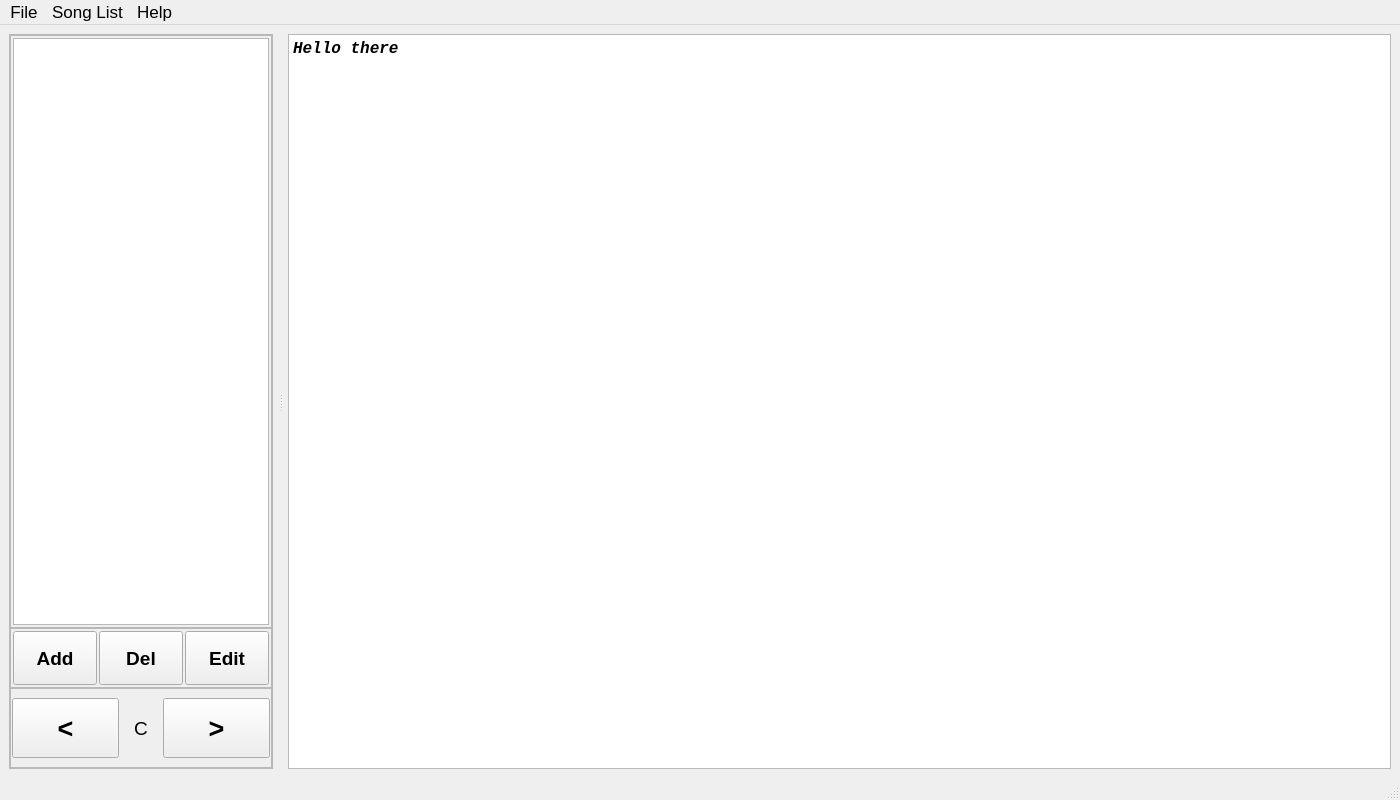
First picture: the form in MainWindow.ui, repository carlbeech/OpenSongViewer, before the edit.
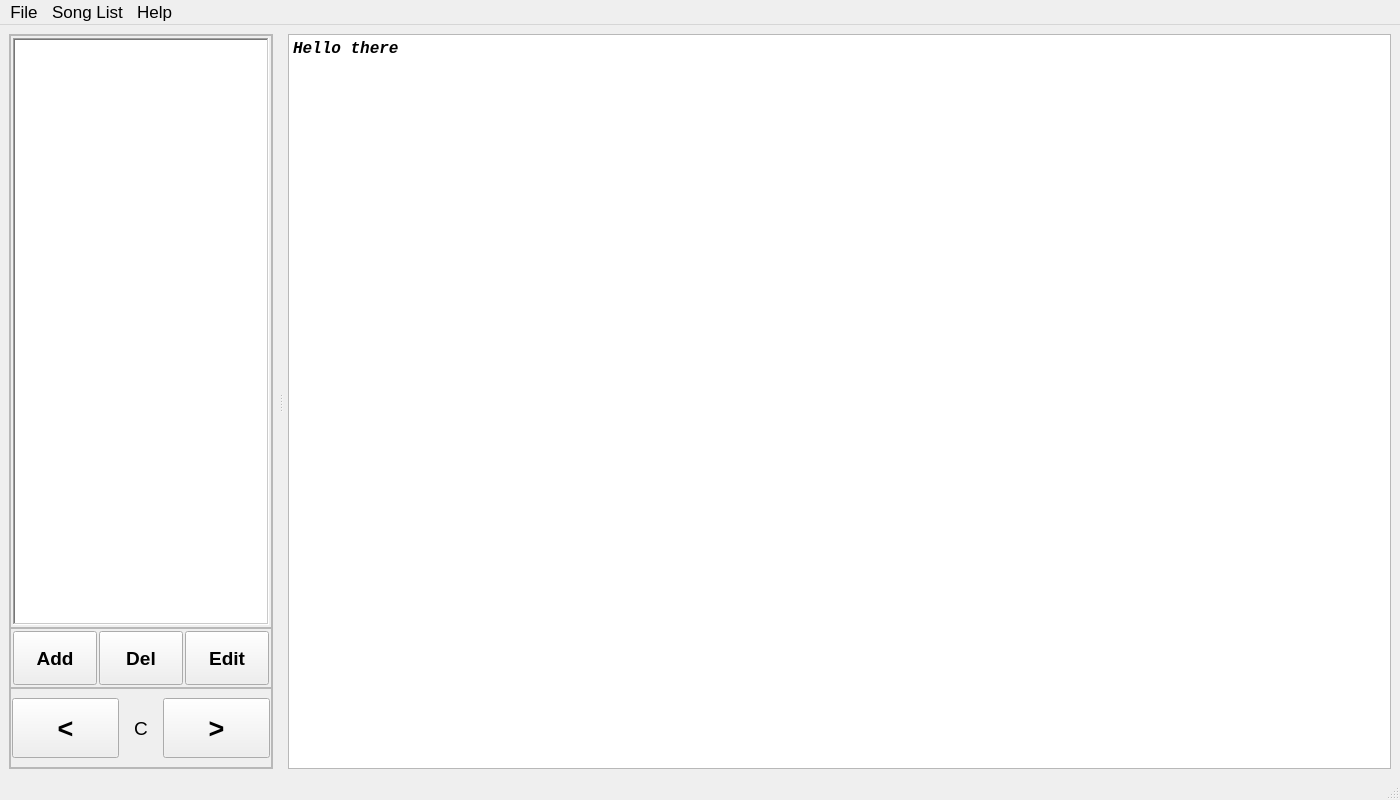
Second picture: the form after the edit.

Commit message: Version 0.4 - Preferences now allows you to select number of lines to a page (column split) - When editing an existing file, program now preserves other information from the file (e.g. author, CCLI number etc) that may have been entered by OpenSong main program. If the song is a new song, then all fields are left blank apart from Song Title, Lyrics and (base) key.

The edit to the form file:
```diff
--- a/MainWindow.ui
+++ b/MainWindow.ui
@@ -120,12 +120,27 @@
              <property name="font">
               <font>
                <family>Arial</family>
-               <pointsize>13</pointsize>
+               <pointsize>15</pointsize>
               </font>
              </property>
+             <property name="styleSheet">
+              <string notr="true"/>
+             </property>
+             <property name="frameShape">
+              <enum>QFrame::WinPanel</enum>
+             </property>
+             <property name="frameShadow">
+              <enum>QFrame::Sunken</enum>
+             </property>
+             <property name="lineWidth">
+              <number>1</number>
+             </property>
              <property name="dragDropMode">
               <enum>QAbstractItemView::InternalMove</enum>
              </property>
+             <property name="flow">
+              <enum>QListView::TopToBottom</enum>
+             </property>
              <property name="isWrapping" stdset="0">
               <bool>false</bool>
              </property>
@@ -138,7 +153,7 @@
              <property name="gridSize">
               <size>
                <width>0</width>
-               <height>100</height>
+               <height>80</height>
               </size>
              </property>
             </widget>
```
The commit also changes 5 other files.
